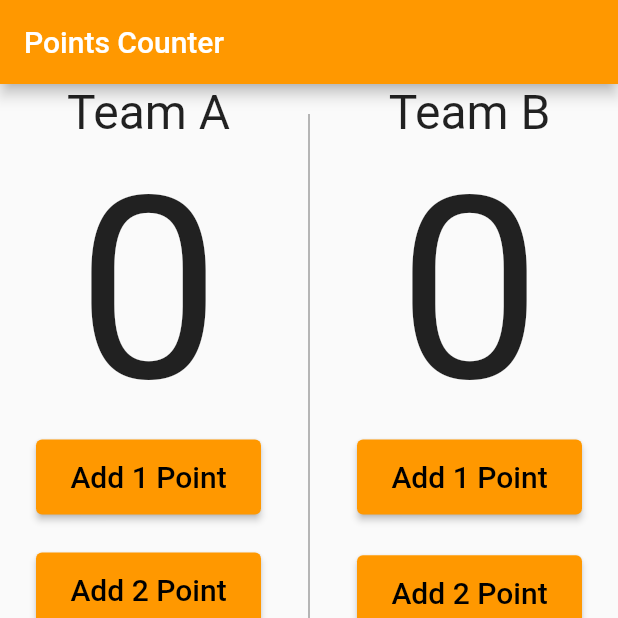
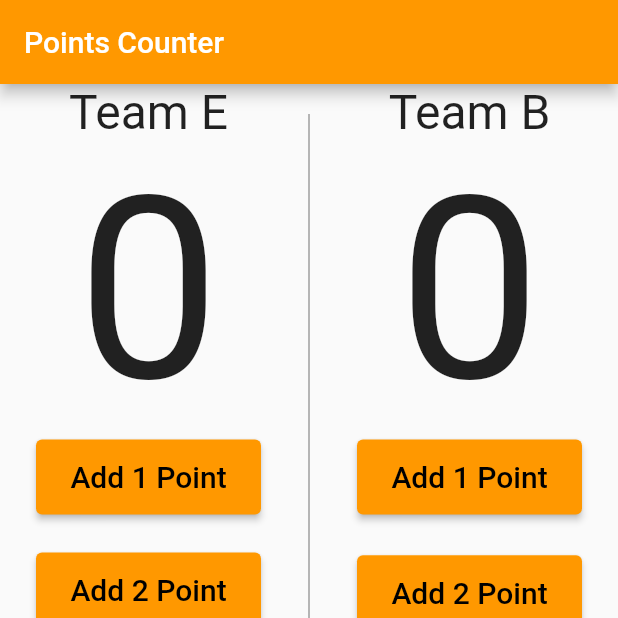
Before and after one commit to alaakorda/Basketball-Points, a Flutter app: the screen it shows after launch, on a phone screen of 412 x 824 dp, the top half of it. Run offline on Flutter 3.47's test engine with Material 2 defaults, Android fonts, the phone set to English and light mode, and no system bars.

Commit message:
update main

```diff
--- a/lib/main.dart
+++ b/lib/main.dart
@@ -21,7 +21,7 @@ class BasketBallPoints extends StatelessWidget {
           children: [
     Column(
       children :[
-            Text("Team A",style: TextStyle(fontSize: 32),),
+            Text("Team E",style: TextStyle(fontSize: 32),),
              Text("0",style: TextStyle(fontSize: 170),),
              ElevatedButton(
               style: ElevatedButton.styleFrom(
```
